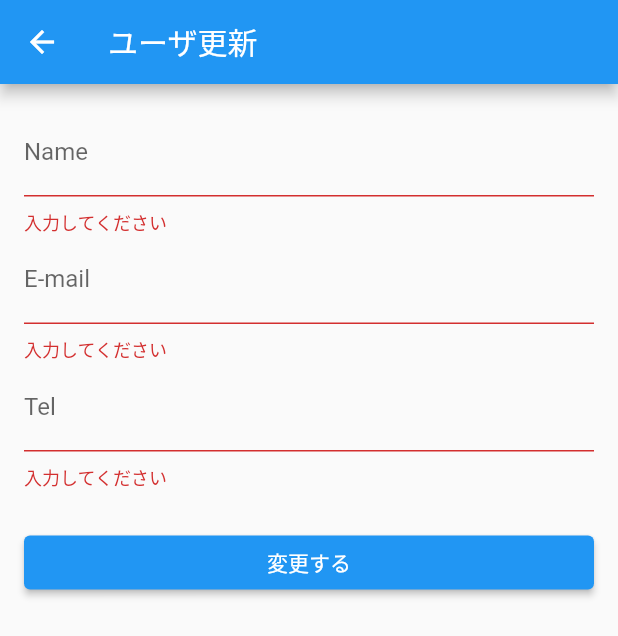
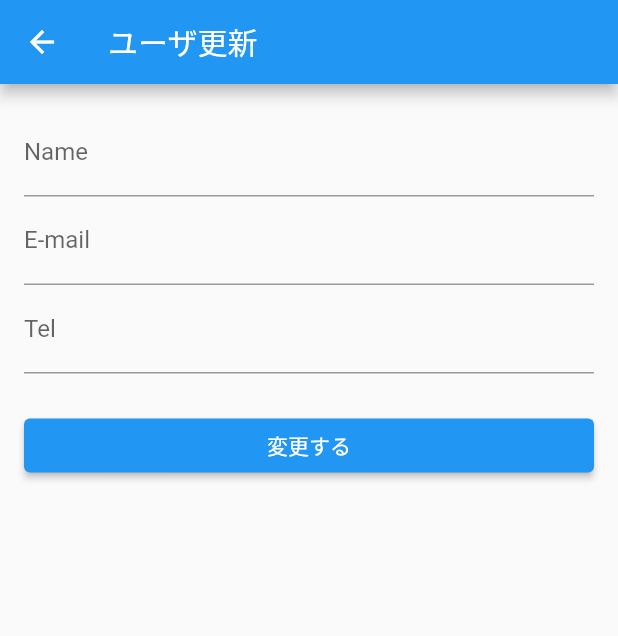
Before and after one commit to Thirosue/flutter_with_getx, a Flutter app: the UserUpdatePage screen opened directly with empty values, after a tap on "変更する", on a phone screen of 412 x 824 dp. Shown: the top 636 px of the screen. Run offline on Flutter 3.47's test engine with Material 2 defaults, Android fonts, the phone set to English and light mode, and no system bars; drawn by our look-alikes of flutter_form_builder; our stand-ins replace dio, flutter_easyloading, font_awesome_flutter, form_builder_validators, freezed_annotation, get; missing offline and left inert: enum_to_string; network calls fail.

```diff
--- /dev/null
+++ b/lib/data/const/validate_messages.dart
@@ -0,0 +1,9 @@
+import 'package:flutter/material.dart';
+
+@immutable
+class ValidateMessages {
+  static const String required = '入力してください';
+  static const String email = 'E-mailを入力してください';
+  static String min(int length) => '$length文字以上で入力してください';
+  static String max(int length) => '$length文字以下で入力してください';
+}
--- a/lib/helpers/validator.dart
+++ b/lib/helpers/validator.dart
@@ -1,23 +1,4 @@
-import 'package:get/utils.dart';
-
 class Vaildators {
-  static String? emptyValidator(String? value) {
-    if (value == null || value.isEmpty) {
-      return '入力してください';
-    }
-    return null;
-  }
-
-  static String? emailValidator(String? value) {
-    if (value == null || value.isEmpty) {
-      return '入力してください';
-    }
-    if (!GetUtils.isEmail(value)) {
-      return 'E-mailを入力してください';
-    }
-    return null;
-  }
-
   static String? passwordValidator(String? value) {
     if (value == null || value.isEmpty) {
       return '入力してください';
--- a/lib/main.dart
+++ b/lib/main.dart
@@ -6,6 +6,7 @@ import 'package:flutter_with_getx/ui/login/login_page.dart';
 import 'package:flutter_with_getx/ui/qr/qr_page.dart';
 import 'package:flutter_with_getx/ui/settings/setting_page.dart';
 import 'package:flutter_with_getx/ui/user/user_page.dart';
+import 'package:form_builder_validators/form_builder_validators.dart';
 import 'package:get/get.dart';
 
 void main() {
@@ -21,6 +22,9 @@ class MyApp extends StatelessWidget {
     return GetMaterialApp(
       title: 'Flutter Demo',
       theme: ThemeData(primarySwatch: Colors.blue),
+      localizationsDelegates: const [
+        FormBuilderLocalizations.delegate,
+      ],
       initialRoute: Path.login,
       getPages: [
         GetPage(name: Path.login, page: () => LoginPage()),
--- a/lib/ui/user/update/user_update_page.dart
+++ b/lib/ui/user/update/user_update_page.dart
@@ -1,15 +1,17 @@
 import 'package:flutter/material.dart';
+import 'package:flutter_form_builder/flutter_form_builder.dart';
 import 'package:flutter_with_getx/component/molecules/dialog_actions.dart';
 import 'package:flutter_with_getx/data/const/path.dart';
+import 'package:flutter_with_getx/data/const/validate_messages.dart';
 import 'package:flutter_with_getx/data/model/response/user.dart';
 import 'package:flutter_with_getx/data/repository/user_repository.dart';
 import 'package:flutter_with_getx/helpers/error_handler.dart';
-import 'package:flutter_with_getx/helpers/validator.dart';
 import 'package:flutter_with_getx/ui/user/update/user_update_controller.dart';
+import 'package:form_builder_validators/form_builder_validators.dart';
 import 'package:get/get.dart';
 
 class UserUpdatePage extends StatelessWidget {
-  final _formKey = GlobalKey<FormState>();
+  final _formKey = GlobalKey<FormBuilderState>();
 
   UserUpdatePage({Key? key}) : super(key: key);
 
@@ -32,32 +34,42 @@ class UserUpdatePage extends StatelessWidget {
         padding: const EdgeInsets.all(16),
         child: Center(
           child: controller.obx(
-            (state) => Form(
+            (state) => FormBuilder(
               key: _formKey,
               child: Column(
                 children: <Widget>[
-                  TextFormField(
+                  FormBuilderTextField(
+                    name: 'Name',
                     initialValue: user.name,
                     decoration: const InputDecoration(
                       labelText: 'Name',
                     ),
-                    validator: Vaildators.emptyValidator,
+                    validator: FormBuilderValidators.required(
+                        errorText: ValidateMessages.required),
                     onSaved: (value) => controller.name.value = value!,
                   ),
-                  TextFormField(
+                  FormBuilderTextField(
+                    name: 'E-mail',
                     initialValue: user.email,
                     decoration: const InputDecoration(
                       labelText: 'E-mail',
                     ),
-                    validator: Vaildators.emailValidator,
+                    validator: FormBuilderValidators.compose([
+                      FormBuilderValidators.required(
+                          errorText: ValidateMessages.required),
+                      FormBuilderValidators.email(
+                          errorText: ValidateMessages.email),
+                    ]),
                     onSaved: (value) => controller.email.value = value!,
                   ),
-                  TextFormField(
+                  FormBuilderTextField(
+                    name: 'Tel',
                     initialValue: user.tel,
                     decoration: const InputDecoration(
                       labelText: 'Tel',
                     ),
-                    validator: Vaildators.emptyValidator,
+                    validator: FormBuilderValidators.required(
+                        errorText: ValidateMessages.required),
                     onSaved: (value) => controller.tel.value = value!,
                   ),
                   const SizedBox(
@@ -75,7 +87,7 @@ class UserUpdatePage extends StatelessWidget {
                             Get.defaultDialog(
                               title: '確認',
                               middleText: 'この内容で変更します',
-                              radius: 5.0,
+                              radius: 10.0,
                               actions: DialogActions.create(
                                 context: context,
                                 onConfirm: () async {
--- a/pubspec.yaml
+++ b/pubspec.yaml
@@ -39,6 +39,8 @@ dependencies:
   font_awesome_flutter: ^10.1.0
   enum_to_string: ^2.0.1
   flutter_easyloading: ^3.0.3
+  flutter_form_builder: ^7.1.1
+  form_builder_validators: ^8.0.0
 
 dev_dependencies:
   flutter_test:
```
Also changed, not shown: lib/ui/login/login_page.dart (+23 -7 lines), pubspec.lock.
